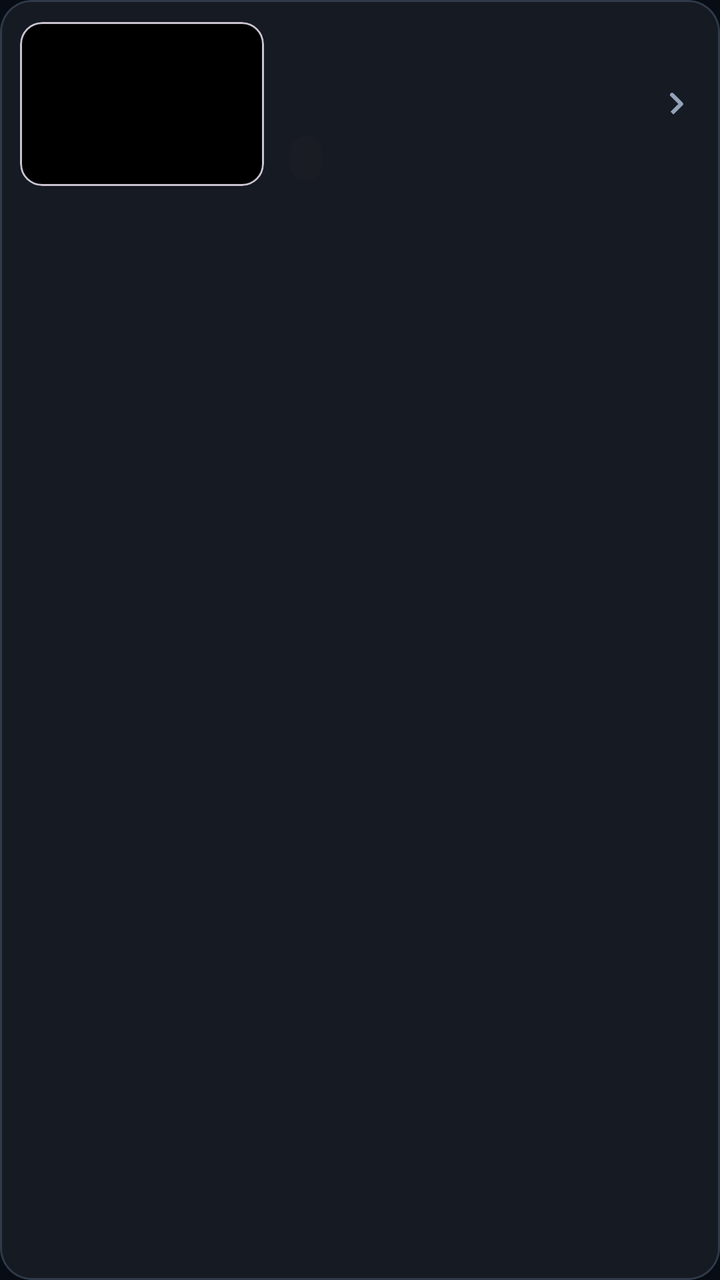
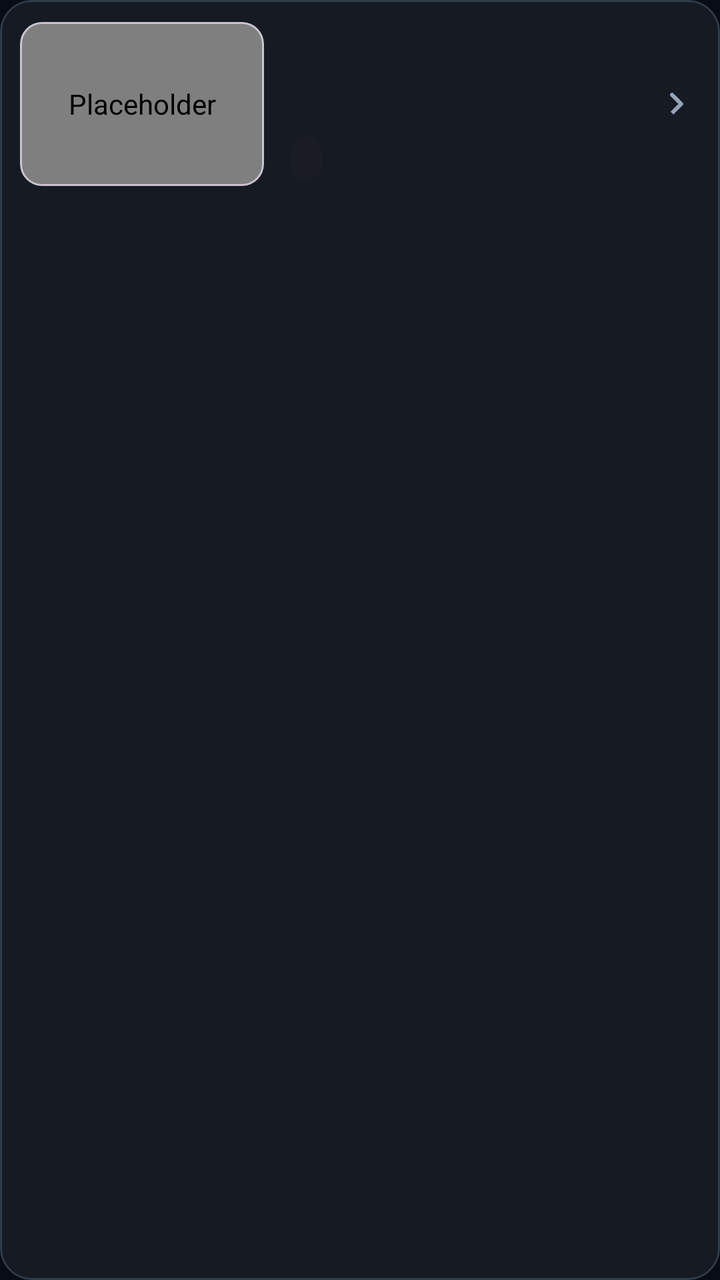

An Android layout rendered at two revisions. The XML below is the earlier revision; the diff shows what the commit changed to produce the second picture.
<!-- AndroidManifest.xml: application theme Theme.ALPR_v1 -->
<!-- res/layout/item_recognition_history.xml -->
<?xml version="1.0" encoding="utf-8"?>
<com.google.android.material.card.MaterialCardView xmlns:android="http://schemas.android.com/apk/res/android"
    xmlns:app="http://schemas.android.com/apk/res-auto"
    android:layout_width="match_parent"
    android:layout_height="wrap_content"
    android:layout_marginHorizontal="2dp"
    android:layout_marginBottom="9dp"
    android:clickable="true"
    android:focusable="true"
    android:foreground="?attr/selectableItemBackground"
    app:cardBackgroundColor="@color/alpr_surface"
    app:cardCornerRadius="16dp"
    app:cardElevation="0dp"
    app:strokeColor="@color/alpr_outline"
    app:strokeWidth="1dp">

    <LinearLayout
        android:layout_width="match_parent"
        android:layout_height="wrap_content"
        android:gravity="center_vertical"
        android:minHeight="104dp"
        android:orientation="horizontal"
        android:padding="10dp">

        <com.google.android.material.card.MaterialCardView
            android:layout_width="122dp"
            android:layout_height="82dp"
            app:cardBackgroundColor="@color/black"
            app:cardCornerRadius="11dp"
            app:cardElevation="0dp">

            <ImageView
                android:id="@+id/history_preview"
                android:layout_width="match_parent"
                android:layout_height="match_parent"
                android:contentDescription="@null"
                android:scaleType="fitCenter" />
        </com.google.android.material.card.MaterialCardView>

        <LinearLayout
            android:layout_width="0dp"
            android:layout_height="wrap_content"
            android:layout_marginStart="13dp"
            android:layout_weight="1"
            android:orientation="vertical">

            <TextView
                android:id="@+id/history_number"
                android:layout_width="match_parent"
                android:layout_height="wrap_content"
                android:ellipsize="end"
                android:fontFamily="monospace"
                android:maxLines="1"
                android:textColor="@color/alpr_text_primary"
                android:textSize="21sp"
                android:textStyle="bold" />

            <TextView
                android:id="@+id/history_time"
                android:layout_width="match_parent"
                android:layout_height="wrap_content"
                android:layout_marginTop="2dp"
                android:textColor="@color/alpr_text_muted"
                android:textSize="12sp" />

            <LinearLayout
                android:layout_width="match_parent"
                android:layout_height="wrap_content"
                android:layout_marginTop="8dp"
                android:gravity="center_vertical"
                android:orientation="horizontal">

                <TextView
                    android:id="@+id/history_confidence"
                    android:layout_width="wrap_content"
                    android:layout_height="wrap_content"
                    android:background="@drawable/status_pill_background"
                    android:paddingHorizontal="8dp"
                    android:paddingVertical="4dp"
                    android:textColor="@color/alpr_success"
                    android:textSize="11sp"
                    android:textStyle="bold" />

                <TextView
                    android:id="@+id/history_observations"
                    android:layout_width="wrap_content"
                    android:layout_height="wrap_content"
                    android:layout_marginStart="8dp"
                    android:textColor="@color/alpr_text_secondary"
                    android:textSize="11sp" />
            </LinearLayout>
        </LinearLayout>

        <ImageView
            android:layout_width="24dp"
            android:layout_height="24dp"
            android:contentDescription="@null"
            android:src="@drawable/ic_chevron_right_24"
            app:tint="@color/alpr_text_muted" />
    </LinearLayout>
</com.google.android.material.card.MaterialCardView>
<!-- resources referenced by this layout -->
<resources>
  <color name="alpr_outline">#FF303A49</color>
  <color name="alpr_success">#FF5EE6A8</color>
  <color name="alpr_surface">#FF151A23</color>
  <color name="alpr_text_muted">#FF94A3B8</color>
  <color name="alpr_text_primary">#FFF8FAFC</color>
  <color name="alpr_text_secondary">#FFADB8C8</color>
  <color name="black">#FF000000</color>
  <!-- drawable ic_chevron_right_24 (drawable) -->
  <vector xmlns:android="http://schemas.android.com/apk/res/android" android:width="24dp" android:height="24dp" android:viewportWidth="24" android:viewportHeight="24">
      <path android:fillColor="@android:color/white" android:pathData="M9.29,6.71a1,1 0,0 1,1.42 0l4.58,4.58a1,1 0,0 1,0 1.42l-4.58,4.58 -1.42,-1.42L13.17,12 9.29,8.12a1,1 0,0 1,0 -1.41z" />
  </vector>
  <!-- drawable status_pill_background (drawable) -->
  <?xml version="1.0" encoding="utf-8"?>
  <shape xmlns:android="http://schemas.android.com/apk/res/android" android:shape="rectangle">
      <solid android:color="#D91A1D24" />
      <corners android:radius="12dp" />
  </shape>
  <style name="Theme.ALPR_v1" parent="Base.Theme.ALPR_v1" />
  <style name="Base.Theme.ALPR_v1" parent="Theme.Material3.DayNight.NoActionBar">
          <item name="android:windowBackground">@color/alpr_background</item>
          <item name="android:colorAccent">@color/alpr_primary</item>
          <item name="colorPrimary">@color/alpr_primary</item>
          <item name="colorOnPrimary">@color/alpr_background</item>
          <item name="colorSecondary">@color/alpr_secondary</item>
          <item name="colorOnSecondary">@color/alpr_background</item>
          <item name="colorSurface">@color/alpr_surface</item>
          <item name="colorOnSurface">@color/alpr_text_primary</item>
          <item name="colorOutline">@color/alpr_outline</item>
          <item name="android:statusBarColor">@color/alpr_background</item>
          <item name="android:navigationBarColor">@color/alpr_background</item>
          <item name="android:windowLightStatusBar">false</item>
          <item name="android:windowLightNavigationBar">false</item>
      </style>
  <color name="alpr_background">#FF080D15</color>
  <color name="alpr_primary">#FF38BDF8</color>
  <color name="alpr_secondary">#FFA78BFA</color>
</resources>

<!-- the commit's change to res/layout/item_recognition_history.xml (unified diff, before → after) -->
@@ -29,12 +29,13 @@
             app:cardCornerRadius="11dp"
             app:cardElevation="0dp">
 
-            <ImageView
+            <com.example.alpr_v1.ui.PlateCropView
                 android:id="@+id/history_preview"
                 android:layout_width="match_parent"
                 android:layout_height="match_parent"
+                android:padding="4dp"
                 android:contentDescription="@null"
-                android:scaleType="fitCenter" />
+                android:importantForAccessibility="no" />
         </com.google.android.material.card.MaterialCardView>
 
         <LinearLayout
